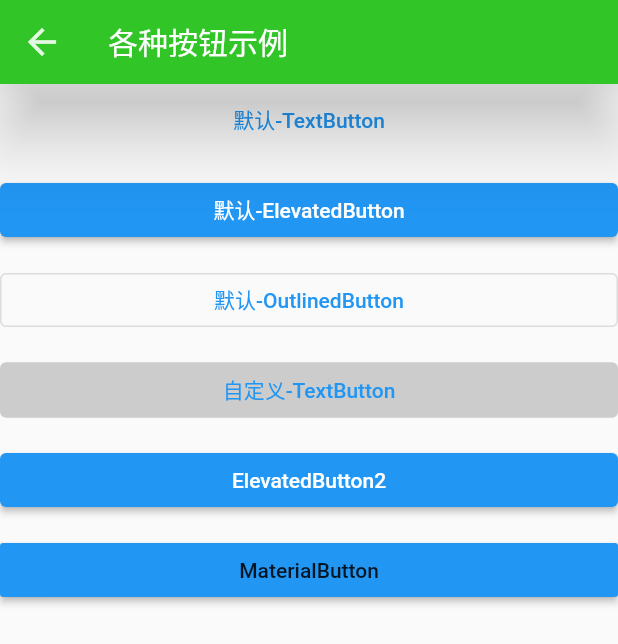
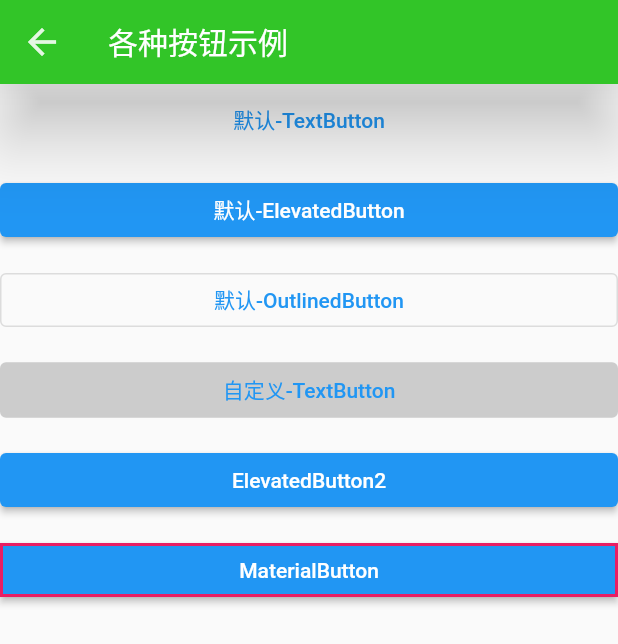
Before and after one commit to a454892215/my_flutter, a Flutter app: the ButtonSamplePage screen opened by its route, on a phone screen of 412 x 824 dp. Shown: the top 644 px of the screen. Run offline on Flutter 3.47's test engine with Material 2 defaults, Android fonts, the phone set to English and light mode, and no system bars; our stand-ins replace fluttertoast, pull_to_refresh.

```diff
--- a/lib/flutter_learn/note03_button_sample_page.dart
+++ b/lib/flutter_learn/note03_button_sample_page.dart
@@ -35,7 +35,22 @@ class ButtonSamplePage extends StatelessWidget {
             const Padding(padding: EdgeInsets.only(top: 12)),
             MaterialButton(
               onPressed: () =>Toast.toast("MaterialButton"),
+              //1.按钮按下回调value=true，2.按钮抬起回调value=false
+              onHighlightChanged: (value){},
+              textColor: Colors.white,
               color: Colors.blue,
+              // 按下时候的颜色
+              highlightColor: Colors.lightBlueAccent,
+              // 不能点击时候的阴影高度
+              disabledElevation: 5,
+              //shape: Border.all(color: Colors.pink, width: 2),
+              //shape: const Border(bottom: BorderSide(color: Colors.pink, width: 2)),
+              //设置底部边框
+              // shape: const UnderlineInputBorder(borderSide: BorderSide(color: Colors.pink, width: 2)),
+              // 圆角矩形边框
+              shape: const RoundedRectangleBorder(side: BorderSide(color: Colors.pink, width: 2)),
+              // 圆形边框
+              //shape: const CircleBorder(side: BorderSide(color: Colors.pink, width: 2)),
               child: const Text("MaterialButton"),
             ),
           ],
```
Also changed, not shown: lib/material_apps.dart (+4 -4 lines).
